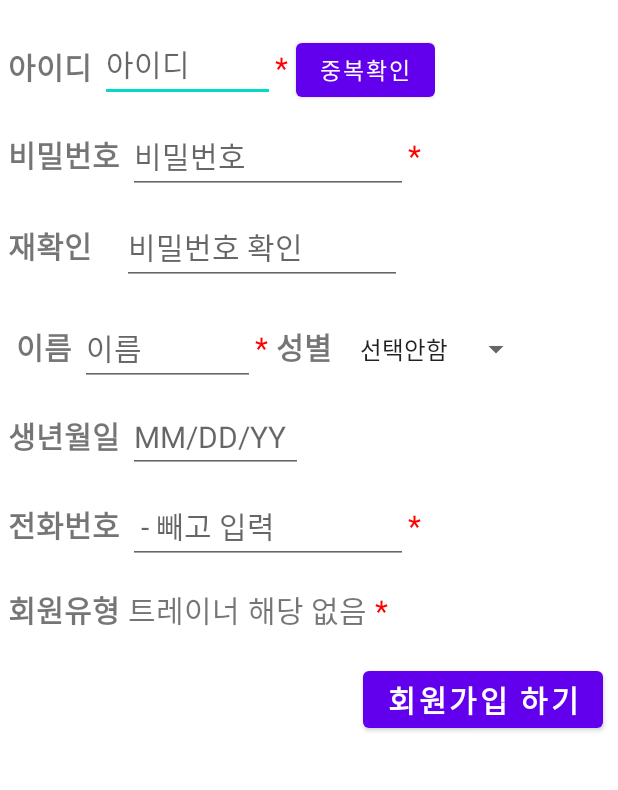
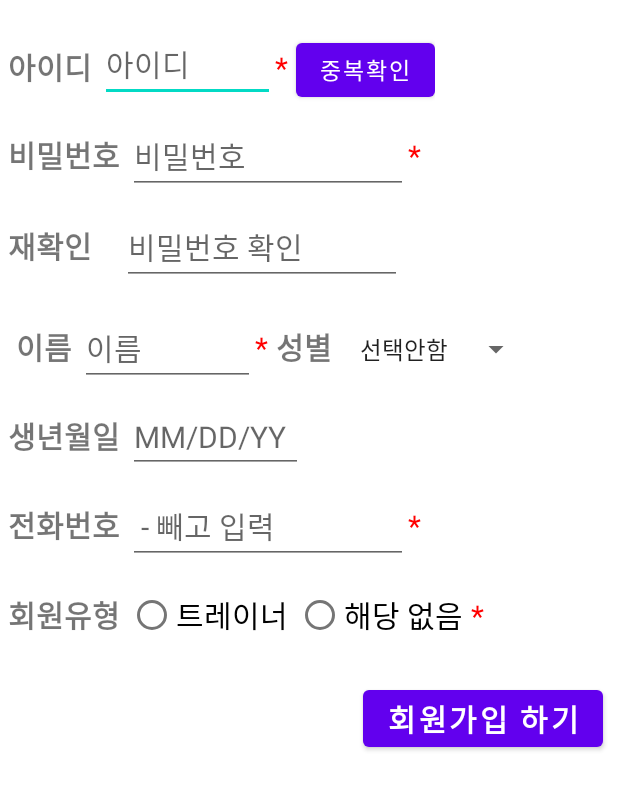
Before and after one commit to secleezy/CBNUworkout, an Android app: the joinbuttonpage screen opened directly, with no data from a screen before it, on a phone screen of 412 x 824 dp. Shown: the top 790 px of the screen. Run offline under Robolectric (Android 15) with nearby library versions, the phone set to English and light mode, and no system bars; our stand-ins replace Firebase (no records; nobody signed in at launch, a user with empty details on screens opened directly), Volley.

Commit message:
11-08 layout 추가&회원가입 코드 수정

```diff
--- a/app/build.gradle
+++ b/app/build.gradle
@@ -42,4 +42,6 @@ dependencies {
     testImplementation 'junit:junit:4.+'
     androidTestImplementation 'androidx.test.ext:junit:1.1.2'
     androidTestImplementation 'androidx.test.espresso:espresso-core:3.3.0'
+
+    implementation 'com.android.volley:volley:1.1.0'
 }
--- a/app/src/main/AndroidManifest.xml
+++ b/app/src/main/AndroidManifest.xml
@@ -1,7 +1,7 @@
 <?xml version="1.0" encoding="utf-8"?>
 <manifest xmlns:android="http://schemas.android.com/apk/res/android"
     package="com.example.cbnugra">
-
+    <uses-permission android:name="android.permission.INTERNET"/>
     <application
         android:allowBackup="true"
         android:icon="@mipmap/ic_launcher"
--- a/app/src/main/java/com/example/cbnugra/joinbuttonpage.java
+++ b/app/src/main/java/com/example/cbnugra/joinbuttonpage.java
@@ -1,32 +1,40 @@
 package com.example.cbnugra;
 
+import androidx.appcompat.app.AlertDialog;
 import androidx.appcompat.app.AppCompatActivity;
 import android.view.View;
 import android.widget.AdapterView;
 import android.widget.ArrayAdapter;
 import android.widget.Button;
 import android.widget.EditText;
+import android.widget.RadioButton;
 import android.widget.Spinner;
 import android.widget.TextView;
 
+import com.android.volley.RequestQueue;
+import com.android.volley.Response;
+import com.android.volley.toolbox.Volley;
 import android.os.Bundle;
 import android.widget.Toast;
 
 import com.google.firebase.database.DatabaseReference;
 import com.google.firebase.database.FirebaseDatabase;
 
+import org.json.JSONException;
+import org.json.JSONObject;
 import org.w3c.dom.Text;
 
 public class joinbuttonpage extends AppCompatActivity {
     TextView textView;
 
     //회원가입 데이터베이스 연결코드
-    EditText joinid; //1104천지연
-    EditText joinpw;
-    Button go_join;
+    EditText joinid, joinpw, joinpw_checked, name, call_num, birth;
+    Button go_join, id_checked;
+    RadioButton code_trainer, code_none;
+    boolean validate=false;
+    AlertDialog dialog;
 
-    String ID;
-    String PW;
+    String ID, PW;
 
     private FirebaseDatabase firebaseDatabase = FirebaseDatabase.getInstance();
     private DatabaseReference databaseReference = firebaseDatabase.getReference();
@@ -47,8 +55,53 @@ public class joinbuttonpage extends AppCompatActivity {
         joinid = (EditText) findViewById(R.id.joinid);
         joinpw = (EditText) findViewById(R.id.joinpw);
         go_join = (Button) findViewById(R.id.go_join);
+        joinpw_checked=(EditText)findViewById(R.id.joinpw_checked);
+        name=(EditText)findViewById(R.id.name);
+        call_num=(EditText)findViewById(R.id.call_num);
+        birth=(EditText)findViewById(R.id.birth);
 
-
+        //아이디 중복 체크(firebase 연동 코드 필요)
+        id_checked=(Button)findViewById(R.id.id_checked);
+        id_checked.setOnClickListener(new View.OnClickListener() {
+            @Override
+            public void onClick(View v) {
+                String userid=joinid.getText().toString();
+                if(validate){
+                    return;
+                }
+                if(userid.equals("")){
+                    AlertDialog.Builder builder=new AlertDialog.Builder(joinbuttonpage.this);
+                    dialog=builder.setMessage("아이디를 입력하세요").setPositiveButton("확인",null).create();
+                    dialog.show();
+                    return;
+                }
+                Response.Listener<String> responseListener=new Response.Listener<String>() {
+                    @Override
+                    public void onResponse(String response) {
+                        try {
+                            JSONObject jsonResponse = new JSONObject(response);
+                            boolean success=jsonResponse.getBoolean("success");
+                            if(success){
+                                AlertDialog.Builder builder=new AlertDialog.Builder(joinbuttonpage.this);
+                                dialog=builder.setMessage("사용할 수 있는 아이디입니다").setPositiveButton("확인",null).create();
+                                dialog.show();
+                                joinid.setEnabled(false);//아이디 값 고정
+                                validate = true;
+                                id_checked.setBackgroundColor(getResources().getColor(R.color.gray));
+                            }
+                            else{
+                                AlertDialog.Builder builder=new AlertDialog.Builder(joinbuttonpage.this);
+                                dialog=builder.setMessage("이미 존재하는 아이디입니다").setNegativeButton("확인",null).create();
+                                dialog.show();
+                            }
+                        } catch (JSONException e) {
+                            e.printStackTrace();
+                        }
+                    }
+                };
+               //firebase 연동해서 아이디 있는지 확인 코드 필요
+            }
+        });
 
         //스피너(성별선택 코드)
         Spinner spinner=findViewById(R.id.change_sex);
--- a/app/src/main/res/layout/activity_joinbuttonpage.xml
+++ b/app/src/main/res/layout/activity_joinbuttonpage.xml
@@ -41,7 +41,7 @@
         <Button
             android:layout_width="wrap_content"
             android:layout_height="wrap_content"
-            android:id="@+id/checked"
+            android:id="@+id/id_checked"
             android:text="중복확인"
             android:textSize="15dp"
             />
@@ -215,32 +215,32 @@
             />
     </LinearLayout>
     //회원유형 선택
-    <LinearLayout
+    <RadioGroup
+        android:layout_marginTop="10dp"
         android:layout_width="wrap_content"
         android:layout_height="wrap_content"
-        android:orientation="horizontal"
-        android:layout_marginTop="15dp"
-        android:layout_marginLeft="5dp">
+        android:orientation="horizontal">
         <TextView
             android:layout_width="wrap_content"
             android:layout_height="wrap_content"
+            android:text="회원유형"
             android:textSize="20dp"
-            android:textStyle="bold"
-            android:text="회원유형"
-            android:layout_marginRight="5dp"/>
-        <TextView
-            android:id="@+id/code_trainer"
+            android:layout_marginLeft="5dp"
+            android:layout_marginRight="5dp"
+            android:textStyle="bold"/>
+        <RadioButton
             android:layout_width="wrap_content"
             android:layout_height="wrap_content"
+            android:text="트레이너"
             android:textSize="20dp"
-            android:text="트레이너"/>
-        <TextView
-            android:layout_marginLeft="5dp"
-            android:id="@+id/code_non"
+            android:id="@+id/code_trainer"
+            android:layout_marginRight="5dp"/>
+        <RadioButton
             android:layout_width="wrap_content"
             android:layout_height="wrap_content"
+            android:text="해당 없음"
             android:textSize="20dp"
-            android:text="해당 없음"
+            android:id="@+id/code_none"
             android:layout_marginRight="5dp"/>
         <TextView
             android:layout_width="wrap_content"
@@ -249,7 +249,8 @@
             android:text="*"
             android:textColor="#ff0000"
             />
-    </LinearLayout>
+
+    </RadioGroup>
     <Button
         android:id="@+id/go_join"
         android:layout_width="wrap_content"
@@ -260,6 +261,4 @@
         android:textStyle="bold"
         android:layout_gravity="right"
         android:layout_marginRight="10dp"/>
-
-
-</LinearLayout>
+    </LinearLayout>
--- a/app/src/main/res/values/colors.xml
+++ b/app/src/main/res/values/colors.xml
@@ -7,4 +7,5 @@
     <color name="teal_700">#FF018786</color>
     <color name="black">#FF000000</color>
     <color name="white">#FFFFFFFF</color>
+    <color name="gray">#808080</color>
 </resources>
```
Also changed, not shown: app/src/main/res/layout/activity_afterloginmainpage.xml (added, +54 -0 lines).
